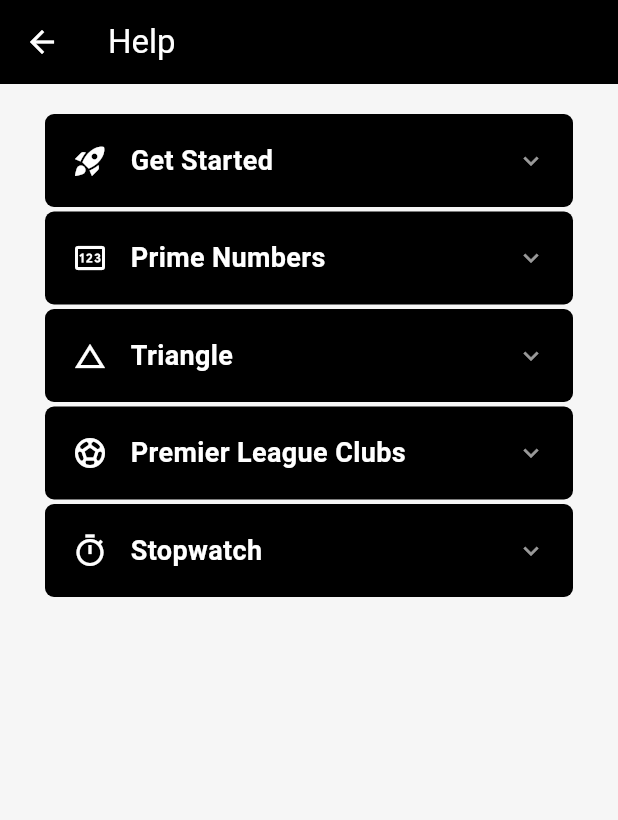
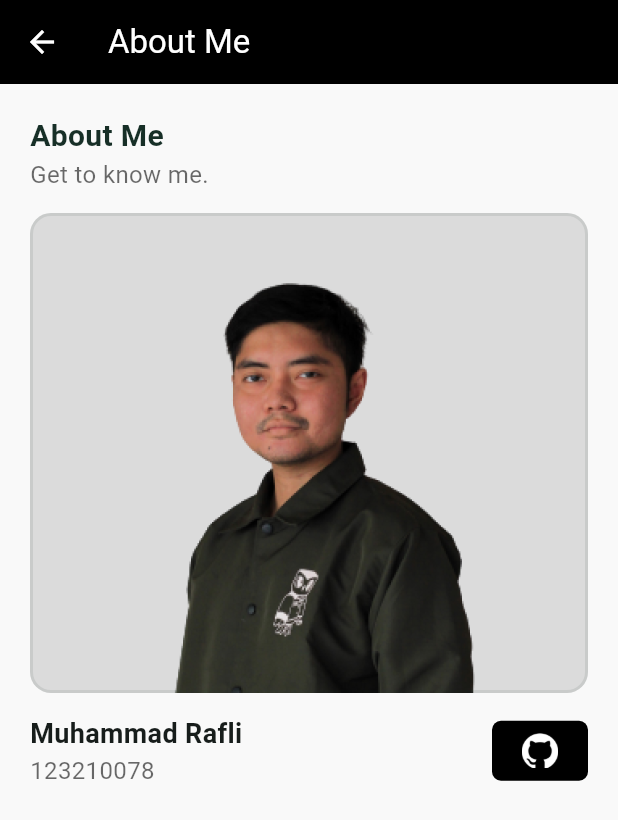
Before and after one commit to plirapli/tpm_final_project, a Flutter app: the ProfilePage widget shown alone on an empty page, opened directly with empty values, after a tap on "About Us", on a phone screen of 412 x 824 dp. Shown: the top 820 px of the screen. Run offline on Flutter 3.47's test engine with Material 3 defaults, Android fonts, the phone set to English and light mode, and no system bars; drawn by our look-alikes of accordion; our stand-ins replace flutter_native_splash, jwt_decoder, shared_preferences; accounts and stored records are empty.

Commit message:
add profile page

```diff
--- /dev/null
+++ b/lib/components/heading.dart
@@ -0,0 +1,33 @@
+import 'package:flutter/material.dart';
+
+class Heading extends StatelessWidget {
+  final String text, subtext;
+
+  const Heading({super.key, required this.text, required this.subtext});
+
+  @override
+  Widget build(BuildContext context) {
+    return Container(
+      alignment: Alignment.centerLeft,
+      child: Column(
+        crossAxisAlignment: CrossAxisAlignment.start,
+        children: [
+          Text(
+            text,
+            style: const TextStyle(
+                fontSize: 20,
+                fontWeight: FontWeight.bold,
+                color: Color.fromARGB(255, 23, 47, 39)),
+          ),
+          Text(
+            subtext,
+            style: const TextStyle(
+              fontSize: 16,
+              color: Color.fromARGB(150, 0, 0, 0),
+            ),
+          ),
+        ],
+      ),
+    );
+  }
+}
--- /dev/null
+++ b/lib/models/member.dart
@@ -0,0 +1,17 @@
+class Member {
+  String? name;
+  String? nim;
+  String? desc;
+  String? img;
+  String? url;
+
+  Member({this.name, this.nim, this.desc, this.img, this.url});
+}
+
+Member me = Member(
+  name: "Muhammad Rafli",
+  nim: "123210078",
+  desc: "lorem ipsum dolor sit amet.",
+  img: "assets/rapli.png",
+  url: "https://github.com/plirapli",
+);
--- a/lib/views/menu/profile.dart
+++ b/lib/views/menu/profile.dart
@@ -1,7 +1,8 @@
 import 'package:flutter/material.dart';
 import 'package:tpm_final_project/auth/session.dart';
 import 'package:tpm_final_project/views/auth/login.dart';
-import 'package:tpm_final_project/views/testimonial/help.dart';
+import 'package:tpm_final_project/views/profile/about_me.dart';
+import 'package:tpm_final_project/views/profile/testimonial/help.dart';
 
 class ProfilePage extends StatelessWidget {
   final Map<String, dynamic> data;
@@ -54,7 +55,7 @@
   void _aboutHandler(BuildContext context) {
     Navigator.push(
       context,
-      MaterialPageRoute(builder: (context) => const HelpPage()),
+      MaterialPageRoute(builder: (context) => const AboutMePage()),
     );
   }
 
--- /dev/null
+++ b/lib/views/profile/about_me.dart
@@ -0,0 +1,84 @@
+import 'package:flutter/material.dart';
+import 'package:tpm_final_project/components/heading.dart';
+import 'package:tpm_final_project/models/member.dart';
+import 'package:url_launcher/url_launcher.dart';
+
+class AboutMePage extends StatelessWidget {
+  const AboutMePage({super.key});
+
+  @override
+  Widget build(BuildContext context) {
+    return SafeArea(
+      child: Scaffold(
+        appBar: AppBar(title: const Text("About Me")),
+        body: Container(
+          padding: const EdgeInsets.symmetric(horizontal: 20),
+          color: const Color.fromARGB(255, 249, 249, 249),
+          child: ListView(scrollDirection: Axis.vertical, children: [
+            const SizedBox(height: 20),
+            const Heading(text: "About Me", subtext: "Get to know me."),
+            _profile(context, me),
+            const SizedBox(height: 20)
+          ]),
+        ),
+      ),
+    );
+  }
+
+  Widget _profile(BuildContext context, Member member) {
+    return Container(
+      margin: const EdgeInsets.only(top: 14),
+      child: Column(
+        children: [
+          Container(
+            height: 320,
+            margin: const EdgeInsets.only(bottom: 14),
+            decoration: BoxDecoration(
+              borderRadius: BorderRadius.circular(14),
+              border: Border.all(
+                  color: const Color.fromARGB(24, 23, 47, 39), width: 2),
+              color: Colors.black12,
+              image: DecorationImage(
+                  image: AssetImage(member.img!), fit: BoxFit.fitHeight),
+            ),
+          ),
+          Flex(
+            direction: Axis.horizontal,
+            mainAxisAlignment: MainAxisAlignment.spaceBetween,
+            children: [
+              Flex(
+                direction: Axis.vertical,
+                crossAxisAlignment: CrossAxisAlignment.start,
+                children: [
+                  Text(
+                    member.name!,
+                    style: const TextStyle(
+                        fontSize: 18, fontWeight: FontWeight.bold),
+                  ),
+                  Text(
+                    member.nim!,
+                    style: const TextStyle(
+                      fontSize: 16,
+                      color: Color.fromARGB(150, 0, 0, 0),
+                    ),
+                  ),
+                ],
+              ),
+              TextButton(
+                onPressed: () => _launchURL(member.url),
+                child: Image.asset('assets/github-mark-white.png', width: 24),
+              )
+            ],
+          )
+        ],
+      ),
+    );
+  }
+
+  _launchURL(urlPath) async {
+    final Uri url = Uri.parse(urlPath);
+    if (!await launchUrl(url)) {
+      throw Exception('Could not launch $url');
+    }
+  }
+}
--- a/lib/views/testimonial/content.dart
+++ b/lib/views/profile/testimonial/content.dart
@@ -1,5 +1,5 @@
 import 'package:flutter/material.dart';
-import 'package:tpm_final_project/views/testimonial/component.dart';
+import 'package:tpm_final_project/views/profile/testimonial/component.dart';
 
 class GetStartedContent extends StatelessWidget {
   const GetStartedContent({super.key});
--- a/lib/views/testimonial/help.dart
+++ b/lib/views/profile/testimonial/help.dart
@@ -1,7 +1,7 @@
 import 'package:accordion/accordion.dart';
 import 'package:accordion/controllers.dart';
 import 'package:flutter/material.dart';
-import 'package:tpm_final_project/views/testimonial/content.dart';
+import 'package:tpm_final_project/views/profile/testimonial/content.dart';
 
 /// Main example page
 class HelpPage extends StatelessWidget {
```
Also changed, not shown: lib/views/profile/testimonial/component.dart (renamed from lib/views/testimonial/component.dart).
